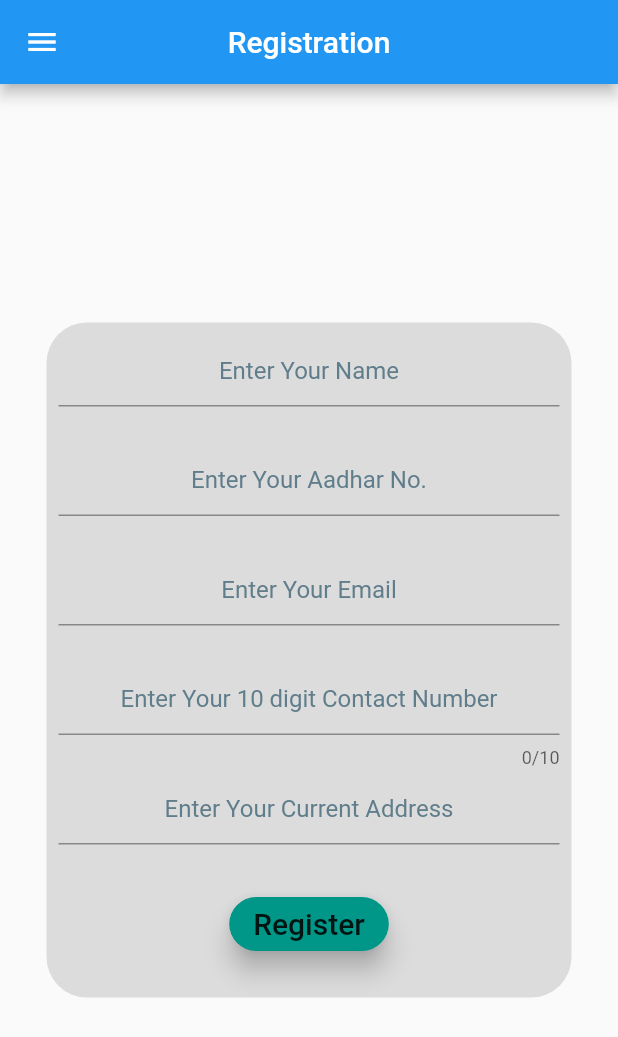
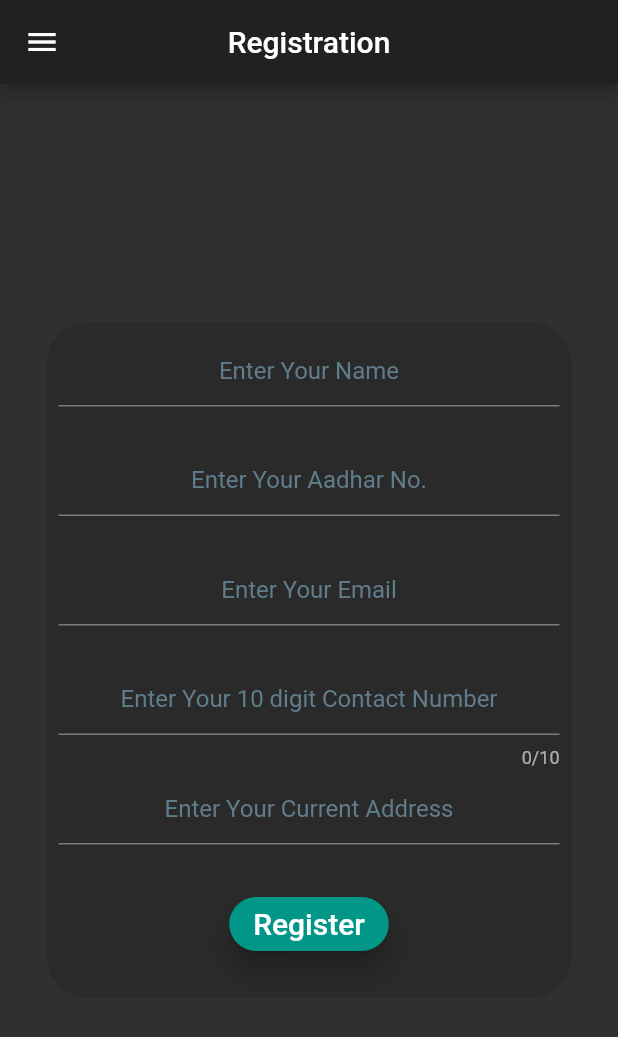
Before and after one commit to abhirup-deb/Hospital_Municipal_Portal, a Flutter app: the screen it shows after launch, in the side drawer, after a tap on "Register", on a phone screen of 412 x 824 dp. Shown: the top 1037 px of the screen. Run offline on Flutter 3.47's test engine with Material 2 defaults, Android fonts, the phone set to English and light mode, and no system bars; our stand-ins replace flushbar.

Commit message:
Auto theme changer Removed :(

```diff
--- a/Desktop/hospital_portal/lib/main.dart
+++ b/Desktop/hospital_portal/lib/main.dart
@@ -3,7 +3,6 @@ import 'package:hospital_portal/screens/Homepage.dart';
 import 'package:hospital_portal/screens/Hospital.dart';
 import 'package:hospital_portal/screens/Verification.dart';
 import 'package:hospital_portal/screens/Registration.dart';
-import 'package:hospital_portal/ThemeSelect.dart';
 
 void main() => runApp(MyApp());
 
@@ -14,10 +13,8 @@ class MyApp extends StatelessWidget {
   @override
   Widget build(BuildContext context) {
     return MaterialApp(
-      darkTheme: ThemeData.dark(),
-      theme: ThemeData.light(
+      theme: ThemeData.dark(
       ),
-      home: Homepage(),
       initialRoute: Homepage.id,
       routes: {
         Homepage.id: (context) => Homepage(),
--- a/Desktop/hospital_portal/lib/screens/Hospital.dart
+++ b/Desktop/hospital_portal/lib/screens/Hospital.dart
@@ -12,7 +12,7 @@ class Hospital extends StatefulWidget {
 class _HospitalState extends  State<Hospital>{
   @override
   Widget build(BuildContext context) {
-    return Scaffold(appBar: AppBar(title: Text('Hospital'),centerTitle: true,
+    return Scaffold(appBar: AppBar(title: Text('Hospital'),
     ),
         drawer: Drawer(child: ListView(
           padding: EdgeInsets.zero,
--- a/Desktop/hospital_portal/lib/screens/Verification.dart
+++ b/Desktop/hospital_portal/lib/screens/Verification.dart
@@ -14,7 +14,7 @@ class _VerificationState extends  State<Verification>{
   @override
   Widget build(BuildContext context) {
     return Scaffold(
-        appBar: AppBar(title: Text('Verification'),centerTitle: true,
+        appBar: AppBar(title: Text('Verification'),
         ),
         drawer: Drawer(child: ListView(
           padding: EdgeInsets.zero,
```
Also changed, not shown: Desktop/hospital_portal/lib/ThemeSelect.dart (deleted, +0 -29 lines), Desktop/hospital_portal/lib/screens/Homepage.dart (+1 -16 lines).
